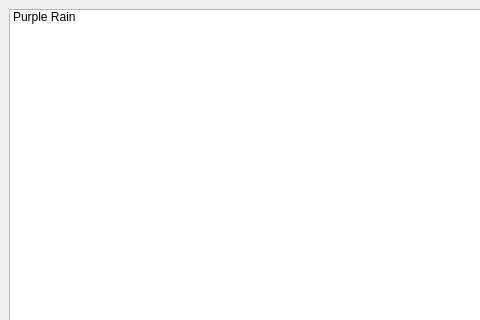
First picture: the form in menuwindow.ui, repository SimonGaufreteau/VEQT, before the edit; both pictures show x 0 to 480 and y 0 to 320 of the 622 by 469 pixel window.
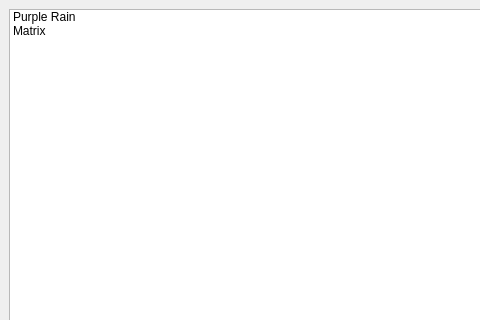
Second picture: the form after the edit. Icons and pictures are not drawn.

Commit message: Created a new matrixWidget and updated the menu window

```diff
--- a/menuwindow.ui
+++ b/menuwindow.ui
@@ -46,6 +46,11 @@
           <set>ItemIsSelectable|ItemIsUserCheckable|ItemIsEnabled</set>
          </property>
         </item>
+        <item>
+         <property name="text">
+          <string>Matrix</string>
+         </property>
+        </item>
        </widget>
       </item>
      </layout>
```
The commit also changes 4 other files.
